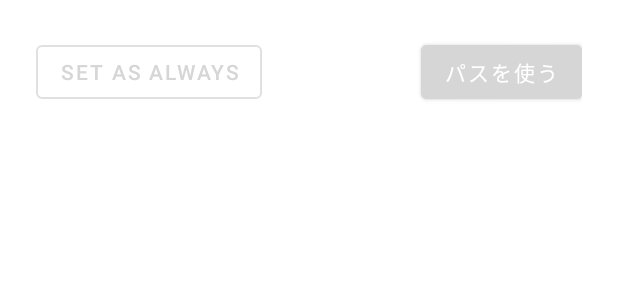
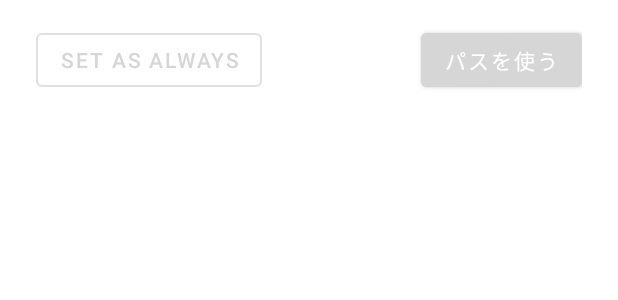
Before and after one commit to YusukeIwaki/always_MyLauncher, an Android app: the layout list_item_shop_primary_service_action_buttons.xml on its own in the app's theme, with its tools: preview values and no code run, on a phone screen of 412 x 824 dp. Shown: the top 300 px of the screen. Run offline under Robolectric (Android 15) with nearby library versions, the phone set to English and light mode, and no system bars.

```diff
--- a/app/src/main/java/io/github/yusukeiwaki/always_launcher/model/Shop.kt
+++ b/app/src/main/java/io/github/yusukeiwaki/always_launcher/model/Shop.kt
@@ -13,7 +13,8 @@ data class Shop(
     val lat: Double,
     val lng: Double,
     val thumbnailUrl: String?,
-    val pictureUrls: List<String>
+    val pictureUrls: List<String>,
+    val hasSecondaryService: Boolean? = null
 ) : ClusterItem {
     override fun getSnippet(): String? = null
 
--- a/app/src/main/java/io/github/yusukeiwaki/always_launcher/shop_list/detail/ShopDetailListView.kt
+++ b/app/src/main/java/io/github/yusukeiwaki/always_launcher/shop_list/detail/ShopDetailListView.kt
@@ -27,7 +27,10 @@ class ShopDetailListView : RecyclerView {
             }
             groupAdapter.add(ShopDetailDescriptionItem(shop))
             groupAdapter.add(ShopDetailDescriptionKeyValueItem(shop, ShopDetailDescriptionKeyValueItem.Key.BusinessHours))
-            groupAdapter.add(ShopDetailActionButtonsItem(shop))
+            if (shop.hasSecondaryService == true) {
+                groupAdapter.add(ShopDetailSecondaryServiceActionButtonsItem(shop))
+            }
+            groupAdapter.add(ShopDetailPrimaryServiceActionButtonsItem(shop))
         }
     }
 }
--- a/app/src/main/java/io/github/yusukeiwaki/always_launcher/shop_list/detail/ShopDetailActionButtonsItem.kt
+++ b/app/src/main/java/io/github/yusukeiwaki/always_launcher/shop_list/detail/ShopDetailPrimaryServiceActionButtonsItem.kt
@@ -7,11 +7,11 @@ import android.widget.Toast
 import com.xwray.groupie.databinding.BindableItem
 import io.github.yusukeiwaki.always_launcher.BuildConfig
 import io.github.yusukeiwaki.always_launcher.R
+import io.github.yusukeiwaki.always_launcher.databinding.ListItemShopPrimaryServiceActionButtonsBinding
 import io.github.yusukeiwaki.always_launcher.model.Shop
 import io.github.yusukeiwaki.always_launcher.shop_list.AlwaysPreference
-import io.github.yusukeiwaki.always_launcher.databinding.ListItemShopActionButtonsBinding
 
-class ShopDetailActionButtonsItem(private val shop: Shop) : BindableItem<ListItemShopActionButtonsBinding>() {
+class ShopDetailPrimaryServiceActionButtonsItem(private val shop: Shop) : BindableItem<ListItemShopPrimaryServiceActionButtonsBinding>() {
 
     private val onAlwaysButtonClick = object: View.OnClickListener {
         override fun onClick(view: View?) {
@@ -24,15 +24,15 @@ class ShopDetailActionButtonsItem(private val shop: Shop) : BindableItem<ListIte
 
     private val onBrowseButtonClick = object: View.OnClickListener {
         override fun onClick(view: View?) {
-            val url = "https://always.fan/original/${BuildConfig.SERVICE_TYPE}/user-subscription/${BuildConfig.SERVICE_UUID}?p=${shop.uuid}"
+            val url = "https://always.fan/original/${BuildConfig.PRIMARY_SERVICE_TYPE}/user-subscription/${BuildConfig.PRIMARY_SERVICE_UUID}?p=${shop.uuid}"
             val intent = Intent(Intent.ACTION_VIEW, Uri.parse(url))
             view?.context?.startActivity(intent)
         }
     }
 
-    override fun getLayout() = R.layout.list_item_shop_action_buttons
+    override fun getLayout() = R.layout.list_item_shop_primary_service_action_buttons
 
-    override fun bind(viewBinding: ListItemShopActionButtonsBinding, position: Int) {
+    override fun bind(viewBinding: ListItemShopPrimaryServiceActionButtonsBinding, position: Int) {
         viewBinding.alwaysButton.setOnClickListener(onAlwaysButtonClick)
         viewBinding.browseButton.setOnClickListener(onBrowseButtonClick)
     }
--- a/app/src/main/res/layout/list_item_shop_action_buttons.xml
+++ b/app/src/main/res/layout/list_item_shop_primary_service_action_buttons.xml
@@ -1,25 +1,29 @@
 <?xml version="1.0" encoding="utf-8"?>
 <layout xmlns:android="http://schemas.android.com/apk/res/android">
+
     <FrameLayout
         android:layout_width="match_parent"
         android:layout_height="wrap_content"
-        android:padding="24dp"
-        android:layout_marginBottom="24dp">
+        android:layout_marginTop="16dp"
+        android:layout_marginBottom="48dp"
+        android:paddingStart="24dp"
+        android:paddingEnd="24dp">
+
         <com.google.android.material.button.MaterialButton
             android:id="@+id/always_button"
+            style="@style/Widget.MaterialComponents.Button.OutlinedButton"
             android:layout_width="wrap_content"
             android:layout_height="wrap_content"
             android:layout_gravity="start"
-            android:text="set as ALWAYS"
-            style="@style/Widget.MaterialComponents.Button.OutlinedButton" />
+            android:text="set as ALWAYS" />
 
         <com.google.android.material.button.MaterialButton
             android:id="@+id/browse_button"
+            style="@style/Widget.MaterialComponents.Button"
             android:layout_width="wrap_content"
             android:layout_height="wrap_content"
             android:layout_gravity="end"
-            android:text="パスを使う"
-            style="@style/Widget.MaterialComponents.Button"
-            android:backgroundTint="@color/colorAccent"/>
+            android:backgroundTint="@color/colorAccent"
+            android:text="パスを使う" />
     </FrameLayout>
 </layout>
```
Also changed, not shown: app/build.gradle (+8 -4 lines), app/src/main/java/io/github/yusukeiwaki/always_launcher/api/AlwaysApiClient.kt (+6 -2 lines), app/src/main/java/io/github/yusukeiwaki/always_launcher/shop_list/ShopListViewModel.kt (+43 -2 lines), app/src/main/java/io/github/yusukeiwaki/always_launcher/shop_list/detail/ShopDetailSecondaryServiceActionButtonsItem.kt (added, +27 -0 lines), app/src/main/res/layout/list_item_shop_secondary_service_action_buttons.xml (added, +19 -0 lines), 4 other files.
